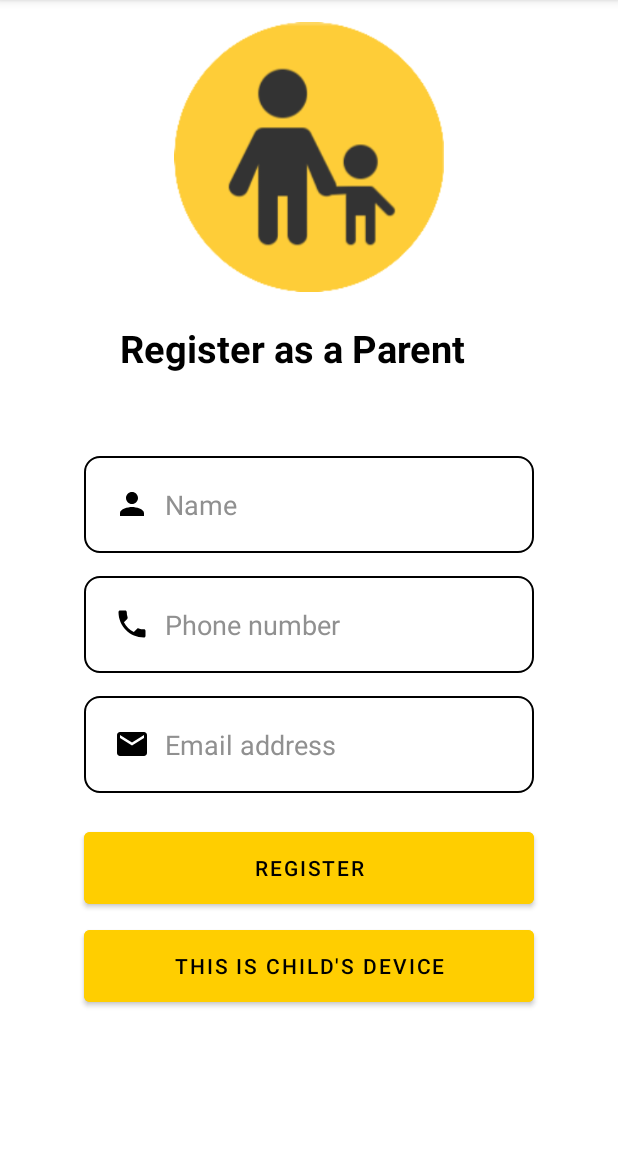
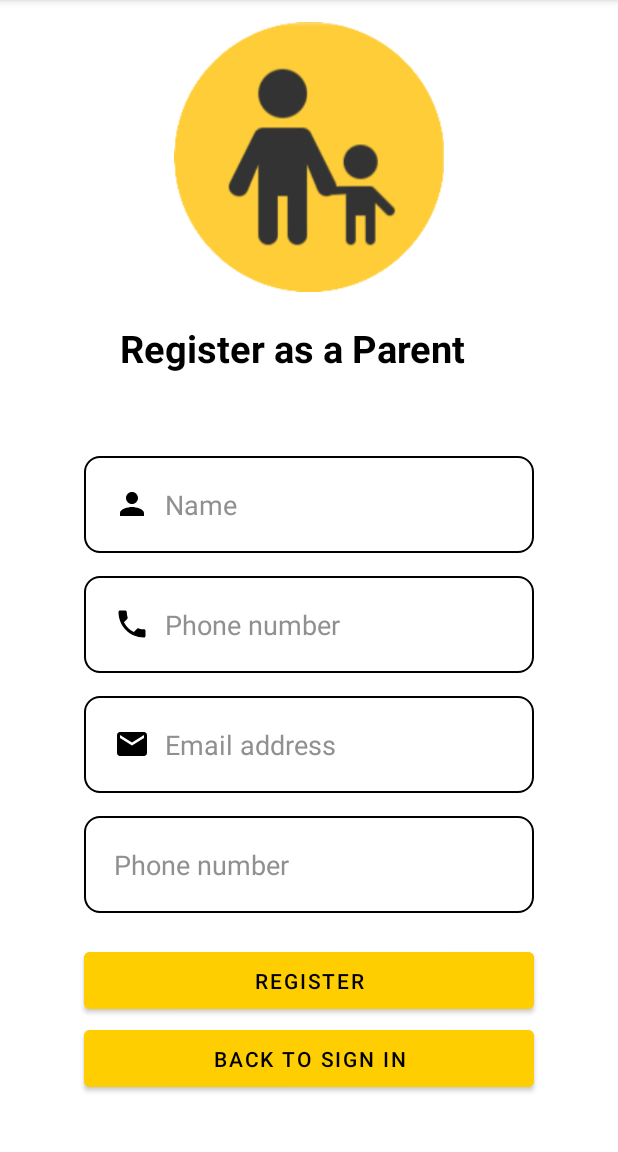
Before and after one commit to SamSam2002/KidSAFEfyp, an Android app: the RegisterActivity screen opened directly, with no data from a screen before it, on a phone screen of 412 x 824 dp, the part 84-1236 px from its top. Run offline under Robolectric (Android 15) with nearby library versions, the phone set to English and light mode, and no system bars; our stand-ins replace sdp/ssp sizes; libraries missing offline, so code that uses them is left out: cn.pedant; 1 statement that could not run was skipped.

Commit message:
Backend register

```diff
--- a/app/src/main/AndroidManifest.xml
+++ b/app/src/main/AndroidManifest.xml
@@ -1,7 +1,7 @@
 <?xml version="1.0" encoding="utf-8"?>
 <manifest xmlns:android="http://schemas.android.com/apk/res/android"
     xmlns:tools="http://schemas.android.com/tools" >
-
+    <uses-sdk android:minSdkVersion="21" android:targetSdkVersion="33" />
     <application
         android:allowBackup="true"
         android:dataExtractionRules="@xml/data_extraction_rules"
@@ -10,7 +10,7 @@
         android:label="@string/app_name"
         android:supportsRtl="true"
         android:theme="@style/Theme.MyApplication"
-        tools:targetApi="31" >
+        tools:replace="android:allowBackup" >
         <activity
             android:name=".LoginActivity"
             android:exported="false" />
--- a/app/src/main/java/com/example/myapplication/RegisterActivity.java
+++ b/app/src/main/java/com/example/myapplication/RegisterActivity.java
@@ -1,15 +1,93 @@
 package com.example.myapplication;
+
+import static android.app.ProgressDialog.show;
 
 import androidx.appcompat.app.AppCompatActivity;
 
+import android.content.ContentValues;
+import android.content.Intent;
 import android.os.Bundle;
+import android.view.View;
+import android.widget.Button;
+import android.widget.EditText;
+import android.widget.Toast;
+
+import cn.pedant.SweetAlert.SweetAlertDialog;
 
 public class RegisterActivity extends AppCompatActivity {
 
+    EditText editTextEmail, editTextPassword, editTextName, editTextPhone;
+    Button register;
+    Button back_to_login;
+    password_db myDatabase;
 
     @Override
     protected void onCreate(Bundle savedInstanceState) {
         super.onCreate(savedInstanceState);
         setContentView(R.layout.activity_register);
+        myDatabase = new password_db(this);
+        editTextEmail = findViewById(R.id.email);
+        editTextPassword = findViewById(R.id.password);
+        editTextName = findViewById(R.id.PersonName);
+        editTextPhone = findViewById(R.id.phone);
+        Register_User();
+        back_to_login = findViewById(R.id.back_to_login);
+        back_to_login.setOnClickListener(new View.OnClickListener() {
+            @Override
+            public void onClick(View view) {
+                final Intent i = new Intent(RegisterActivity.this, LoginActivity.class);
+                startActivity(i);
+            }
+
+        });
+
+
+    }
+
+    private void Register_User() {
+        register.setOnClickListener(new View.OnClickListener() {
+            @Override
+            public void onClick(View v) {
+                String Name = editTextName.getText().toString();
+                String Phone = editTextName.getText().toString();
+                String email = editTextEmail.getText().toString();
+                String password = editTextPassword.getText().toString();
+                if (!isEmailValid(email)) {
+                    Toast.makeText(RegisterActivity.this, "Not a valid email", Toast.LENGTH_SHORT).show();
+                } else if (!isPasswordValid(password)) {
+                    Toast.makeText(RegisterActivity.this, "Too short password", Toast.LENGTH_SHORT).show();
+                } else if (email.isEmpty()) {
+                    Toast.makeText(RegisterActivity.this, "Fill all the empty fields", Toast.LENGTH_SHORT).show();
+
+                } else if (password.isEmpty()) {
+                    Toast.makeText(RegisterActivity.this, "Not a valid email", Toast.LENGTH_SHORT).show();
+                } else {
+                    boolean isInserted = myDatabase.insertData(email, password);
+                    new SweetAlertDialog(RegisterActivity.this, SweetAlertDialog.SUCCESS_TYPE)
+                            .setTitleText("Message")
+                            .setContentText("You are Registered")
+                            .setConfirmText("OK")
+                            .setConfirmClickListener(new SweetAlertDialog.OnSweetClickListener() {
+                                @Override
+                                public void onClick(SweetAlertDialog sweetAlertDialog) {
+                                    Intent i = new Intent(RegisterActivity.this, LoginActivity.class);
+                                    startActivity(i);
+                                }
+                            })
+                            .show();
+
+
+                }
+            }
+
+
+            private boolean isEmailValid(String email) {
+                return email.contains("@");
+            }
+
+            private boolean isPasswordValid(String password) {
+                return password.length() > 5;
+            }
+        });
     }
 }
--- a/app/src/main/res/layout/activity_register.xml
+++ b/app/src/main/res/layout/activity_register.xml
@@ -57,8 +57,9 @@
             android:background="@drawable/edit"
             android:padding="20dp"
             />
+
         <EditText
-            android:id="@+id/Email"
+            android:id="@+id/email"
             android:layout_width="300dp"
             android:layout_height="wrap_content"
             android:inputType="textEmailAddress"
@@ -71,25 +72,37 @@
             android:background="@drawable/edit"
             android:padding="20dp"
             />
+        <EditText
+            android:id="@+id/password"
+            android:layout_width="300dp"
+            android:layout_height="wrap_content"
+            android:inputType="textPassword"
+            android:hint="Phone number"
+            android:textColorHint="#909090"
+            android:layout_gravity="center"
+            android:drawablePadding="10dp"
+            android:layout_marginTop="15dp"
+            android:background="@drawable/edit"
+            android:padding="20dp"
+            />
 
-        <Button
+        <Button android:id="@+id/register"
             android:layout_width="300dp"
-            android:layout_height="60dp"
+            android:layout_height="50dp"
             android:layout_gravity="center"
             android:text="Register"
             android:textColor="@color/black"
             android:layout_marginTop="20dp"
             android:backgroundTint="#ffce00"
             />
-        <Button
+        <Button android:id="@+id/back_to_login"
             android:layout_width="300dp"
-            android:layout_height="60dp"
+            android:layout_height="50dp"
             android:layout_gravity="center"
-            android:text="This is child's device"
+            android:text="Back to Sign In"
             android:textColor="@color/black"
-            android:layout_marginTop="5dp"
+            android:layout_marginTop="2dp"
             android:backgroundTint="#ffce00"
-
             tools:ignore="VisualLintBounds" />
     </LinearLayout>
 </LinearLayout>
--- /dev/null
+++ b/app/src/main/res/values/stringo.xml
@@ -0,0 +1,2 @@
+<?xml version="1.0" encoding="utf-8"?>
+<resources></resources>
--- a/gradle.properties
+++ b/gradle.properties
@@ -15,6 +15,7 @@ org.gradle.jvmargs=-Xmx2048m -Dfile.encoding=UTF-8
 # Android operating system, and which are packaged with your app's APK
 # https://developer.android.com/topic/libraries/support-library/androidx-rn
 android.useAndroidX=true
+android.enableJetifier=true
 # Enables namespacing of each library's R class so that its R class includes only the
 # resources declared in the library itself and none from the library's dependencies,
 # thereby reducing the size of the R class for that library
```
Also changed, not shown: app/build.gradle (+11 -2 lines), app/src/main/res/layout/activity_login2.xml (+33 -28 lines).
